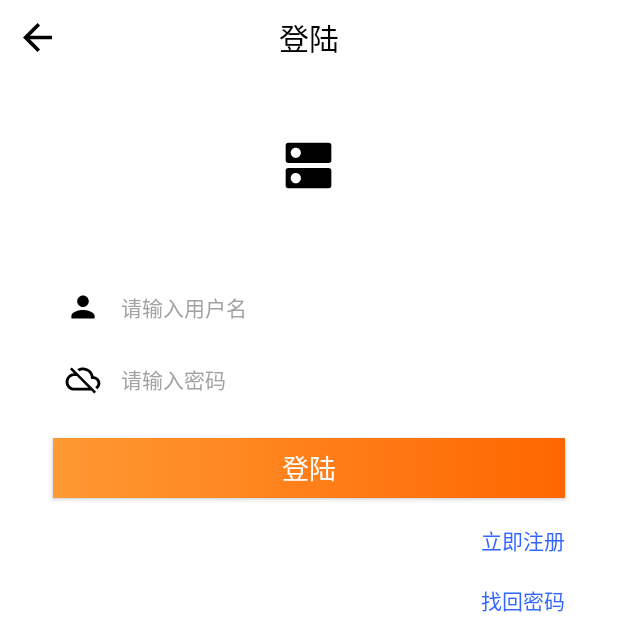
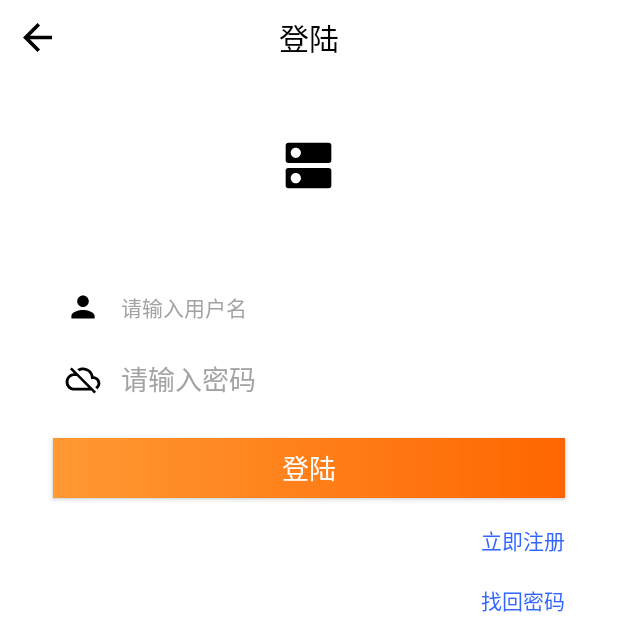
Before and after one commit to ACCEPT786/music_player, an Android app: the screen it shows after launch (activity_login), on a phone screen of 412 x 824 dp, the top half of it. Run offline under Robolectric (Android 15) with nearby library versions, the phone set to English and light mode, and no system bars; libraries missing offline, so code that uses them is left out: com.tbruyelle.rxpermissions2; 2 statements that could not run were skipped.

Commit message:
fix some issue

```diff
--- a/app/src/main/java/com/example/music_player/MainActivity.java
+++ b/app/src/main/java/com/example/music_player/MainActivity.java
@@ -12,7 +12,6 @@ import android.media.MediaPlayer;
 import android.util.Log;
 import android.view.View;
 import android.view.WindowManager;
-import android.widget.AdapterView;
 import android.widget.Button;
 import android.widget.ListView;
 import android.widget.SeekBar;
--- a/app/src/main/java/com/example/music_player/SplashActivity.java
+++ b/app/src/main/java/com/example/music_player/SplashActivity.java
@@ -7,11 +7,14 @@ import android.view.WindowManager;
 
 
 public class SplashActivity extends Activity {
+
     @Override
     protected void onCreate(Bundle savedInstanceState) {
+
         super.onCreate(savedInstanceState);
         getWindow().addFlags(WindowManager.LayoutParams.FLAG_FULLSCREEN);
         setContentView(R.layout.activity_splash);
+
         Thread myThread = new Thread(){
             @Override
             public void run() {
--- a/app/src/main/res/layout/activity_login.xml
+++ b/app/src/main/res/layout/activity_login.xml
@@ -1,14 +1,10 @@
 <?xml version="1.0" encoding="utf-8"?>
-<!--登录界面,用LinearLayout-->
 <LinearLayout xmlns:android="http://schemas.android.com/apk/res/android"
     android:layout_width="match_parent"
     android:layout_height="match_parent"
-    xmlns:app="http://schemas.android.com/apk/res-auto"
     android:background="@color/colorWhite"
     android:orientation="vertical">
-    <!--标题栏-->
     <include layout="@layout/main_title_bar"></include>
-    <!--显示头像，记得加入id iv_head -->
     <ImageView
         android:id="@+id/iv_head"
         android:layout_width="70dp"
@@ -16,7 +12,6 @@
         android:layout_marginTop="25dp"
         android:layout_gravity="center_horizontal"
         android:background="@drawable/logo"/>
-    <!--输入框-->
     <EditText
         android:id="@+id/et_user_name"
         android:layout_width="fill_parent"
@@ -27,6 +22,7 @@
         android:layout_gravity="center_horizontal"
         android:background="@color/colorWhite"
         android:drawableLeft="@drawable/user_icon"
+        android:drawableStart="@drawable/user_icon"
         android:drawablePadding="5dp"
         android:gravity="center_vertical"
         android:hint="@string/enter_username"
@@ -34,7 +30,6 @@
         android:textColor="#000000"
         android:textColorHint="#a3a3a3"
         android:textSize="14sp"/>
-    <!--输入框-->
     <EditText
         android:id="@+id/et_psw"
         android:layout_width="fill_parent"
@@ -44,15 +39,14 @@
         android:layout_marginRight="35dp"
         android:background="@color/colorWhite"
         android:drawableLeft="@drawable/password"
+        android:drawableStart="@drawable/password"
         android:drawablePadding="5dp"
         android:gravity="center_vertical"
         android:hint="@string/enter_password"
         android:inputType="textPassword"
         android:singleLine="true"
         android:textColor="#000000"
-        android:textColorHint="#a3a3a3"
-        android:textSize="14sp"/>
-    <!--按钮-->
+        android:textColorHint="#a3a3a3"/>
     <Button
         android:id="@+id/btn_login"
         android:layout_width="fill_parent"
@@ -65,7 +59,6 @@
         android:text="@string/login"
         android:textColor="@android:color/white"
         android:textSize="18sp"/>
-    <!--显示tv register , find_psw -->
     <LinearLayout
         android:layout_width="match_parent"
         android:layout_height="match_parent"
--- a/app/src/main/res/layout/main_title_bar.xml
+++ b/app/src/main/res/layout/main_title_bar.xml
@@ -5,6 +5,7 @@
     android:layout_width="match_parent"
     android:layout_height="50dp"
     android:background="@android:color/transparent">
+
     <TextView
         android:id="@+id/tv_back"
         android:layout_width="50dp"
@@ -12,6 +13,7 @@
         android:layout_alignParentStart="true"
         android:layout_alignParentLeft="true"
         android:background="@drawable/ic_launcher_go_back" />
+
     <TextView
         android:id="@+id/tv_main_title"
         android:layout_width="wrap_content"
@@ -19,4 +21,5 @@
         android:layout_centerInParent="true"
         android:textColor="@android:color/white"
         android:textSize="20sp"/>
+
 </RelativeLayout>
--- a/app/src/main/res/layout/musicplayer.xml
+++ b/app/src/main/res/layout/musicplayer.xml
@@ -1,7 +1,6 @@
 <?xml version="1.0" encoding="utf-8"?>
 <LinearLayout
     xmlns:android="http://schemas.android.com/apk/res/android"
-    xmlns:app="http://schemas.android.com/apk/res-auto"
     xmlns:tools="http://schemas.android.com/tools"
     android:layout_width="match_parent"
     android:layout_height="match_parent"
--- a/app/src/main/res/layout/search_view.xml
+++ b/app/src/main/res/layout/search_view.xml
@@ -2,7 +2,9 @@
 <LinearLayout xmlns:android="http://schemas.android.com/apk/res/android"
     android:orientation="vertical" android:layout_width="match_parent"
     android:layout_height="match_parent">
+
     <include layout="@layout/main_title_bar"></include>
+
     <SearchView
         android:id="@+id/sv"
         android:layout_width="match_parent"
```
Also changed, not shown: app/src/main/res/layout/activity_register.xml (+10 -1 lines), app/src/main/res/layout/find_psw_back.xml (+6 -2 lines).
